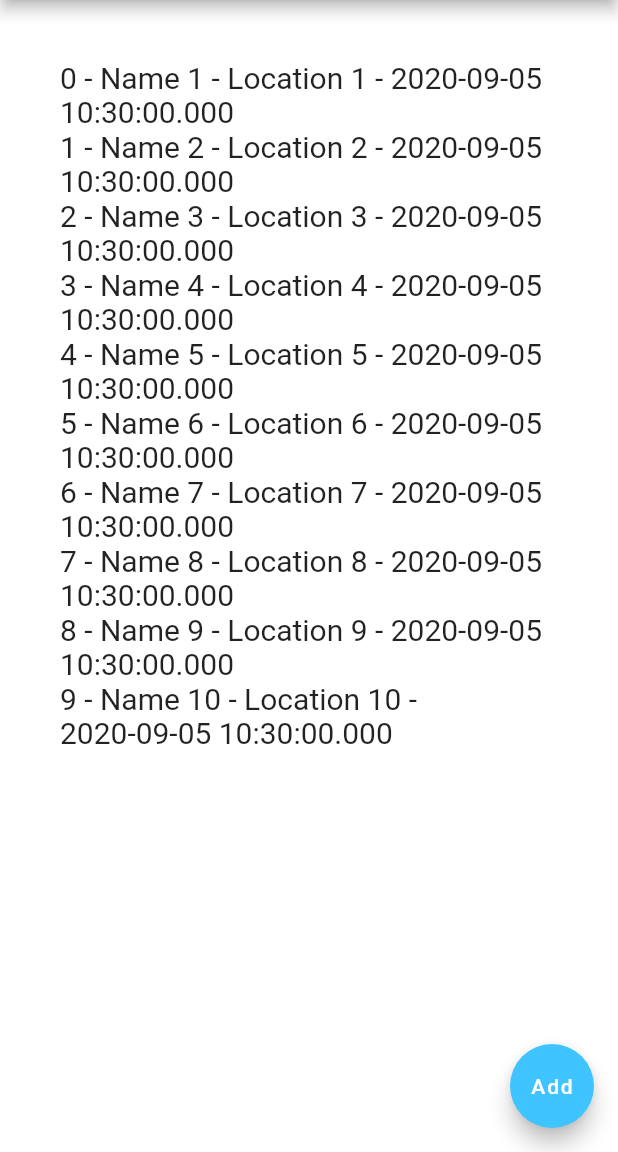
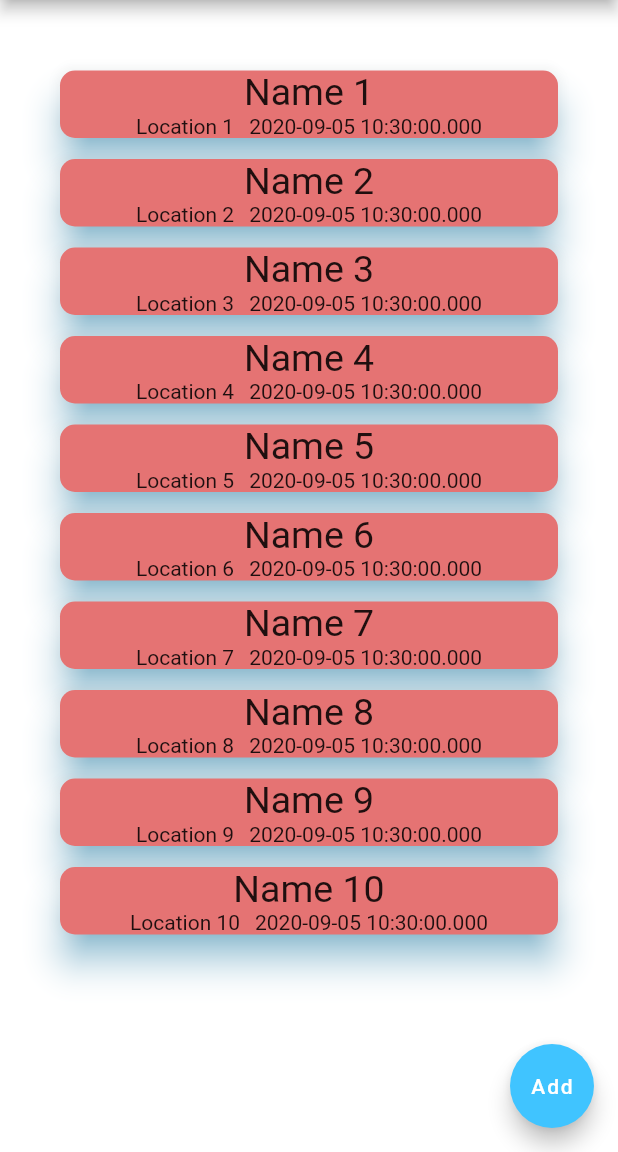
Before and after one commit to Flop88/LearnFlutter, a Flutter app: the screen it shows after launch, on a phone screen of 412 x 824 dp, the part 84-1236 px from its top. Run offline on Flutter 3.47's test engine with Material 2 defaults, Android fonts, the phone set to English and light mode, and no system bars.

Commit message:
Learn Card widget

```diff
--- a/lib/main.dart
+++ b/lib/main.dart
@@ -6,16 +6,28 @@ void main() => runApp(FlutterTutorialApp());
 
 class FlutterTutorialApp extends StatelessWidget {
   final List<Event> events = [
-    Event(name: "Name 1", location: "Location 1", startDateTime: DateTime.now() ),
-    Event(name: "Name 2", location: "Location 2", startDateTime: DateTime.now() ),
-    Event(name: "Name 3", location: "Location 3", startDateTime: DateTime.now() ),
-    Event(name: "Name 4", location: "Location 4", startDateTime: DateTime.now() ),
-    Event(name: "Name 5", location: "Location 5", startDateTime: DateTime.now() ),
-    Event(name: "Name 6", location: "Location 6", startDateTime: DateTime.now() ),
-    Event(name: "Name 7", location: "Location 7", startDateTime: DateTime.now() ),
-    Event(name: "Name 8", location: "Location 8", startDateTime: DateTime.now() ),
-    Event(name: "Name 9", location: "Location 9", startDateTime: DateTime.now() ),
-    Event(name: "Name 10", location: "Location 10", startDateTime: DateTime.now() ),
+    Event(
+        name: "Name 1", location: "Location 1", startDateTime: DateTime.now()),
+    Event(
+        name: "Name 2", location: "Location 2", startDateTime: DateTime.now()),
+    Event(
+        name: "Name 3", location: "Location 3", startDateTime: DateTime.now()),
+    Event(
+        name: "Name 4", location: "Location 4", startDateTime: DateTime.now()),
+    Event(
+        name: "Name 5", location: "Location 5", startDateTime: DateTime.now()),
+    Event(
+        name: "Name 6", location: "Location 6", startDateTime: DateTime.now()),
+    Event(
+        name: "Name 7", location: "Location 7", startDateTime: DateTime.now()),
+    Event(
+        name: "Name 8", location: "Location 8", startDateTime: DateTime.now()),
+    Event(
+        name: "Name 9", location: "Location 9", startDateTime: DateTime.now()),
+    Event(
+        name: "Name 10",
+        location: "Location 10",
+        startDateTime: DateTime.now()),
   ];
 
   @override
@@ -32,9 +44,28 @@ class FlutterTutorialApp extends StatelessWidget {
             physics: BouncingScrollPhysics(),
             padding: EdgeInsets.all(40),
             itemCount: events.length,
-            itemBuilder: (_, index) => Text(
-              "$index - ${events[index].name} - ${events[index].location} - ${events[index].startDateTime}",
-              style: TextStyle(fontSize: 20),
+            itemBuilder: (_, index) => Card(
+              color: Colors.red[300],
+              elevation: 10,
+              shadowColor: Colors.lightBlueAccent,
+              margin: EdgeInsets.symmetric(vertical: 7),
+              shape: RoundedRectangleBorder(borderRadius: BorderRadius.circular(10)),
+              child: Column(
+                children: [
+                  Text(
+                    events[index].name,
+                    style: TextStyle(fontSize: 25),
+                  ),
+                  Row(
+                    mainAxisAlignment: MainAxisAlignment.center,
+                    children: [
+                      Text(events[index].location),
+                      SizedBox(width: 10,),
+                      Text(events[index].startDateTime.toString()),
+                    ],
+                  )
+                ],
+              ),
             ),
           ),
           floatingActionButton: FloatingActionButton(
```
